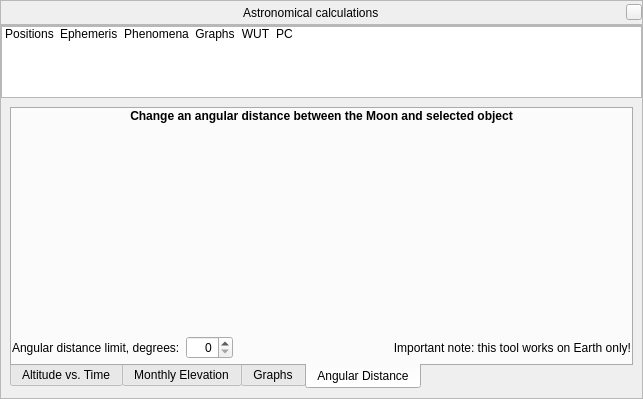
519984307/stellarium_src, file src/gui/astroCalcDialog.ui: the form before one commit.
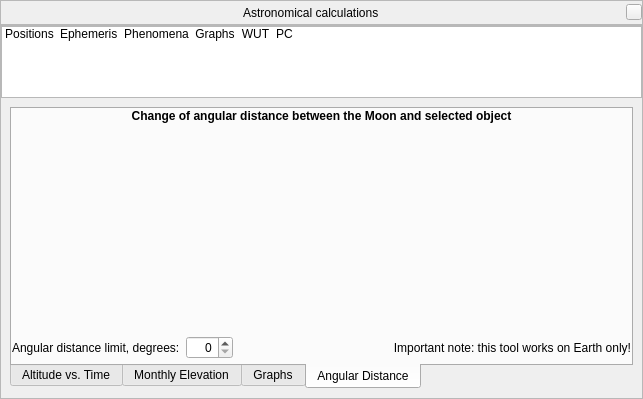
The form after the commit. The open tabs and pages were chosen to show the change. Icons and pictures are not drawn. Custom widgets are drawn as their Qt base class.

```diff
--- a/src/gui/astroCalcDialog.ui
+++ b/src/gui/astroCalcDialog.ui
@@ -1206,7 +1206,7 @@
                  </font>
                 </property>
                 <property name="text">
-                 <string notr="true">Change an angular distance between the Moon and selected object</string>
+                 <string notr="true">Change of angular distance between the Moon and selected object</string>
                 </property>
                 <property name="alignment">
                  <set>Qt::AlignCenter</set>
```
